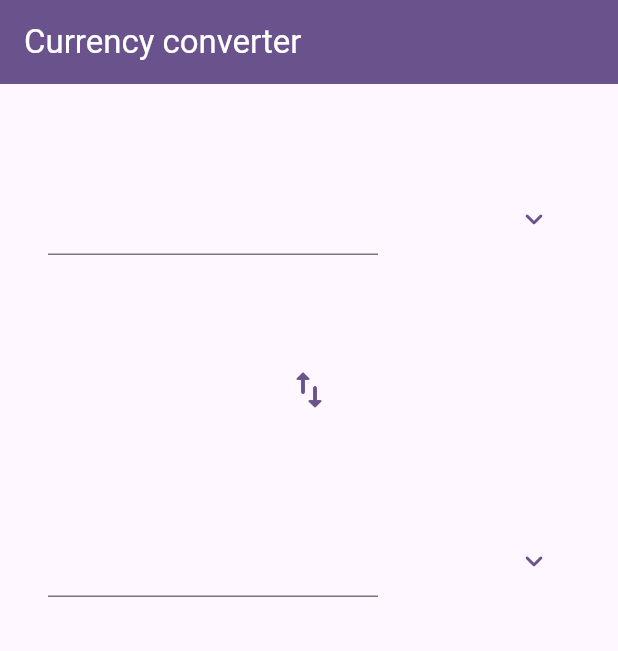
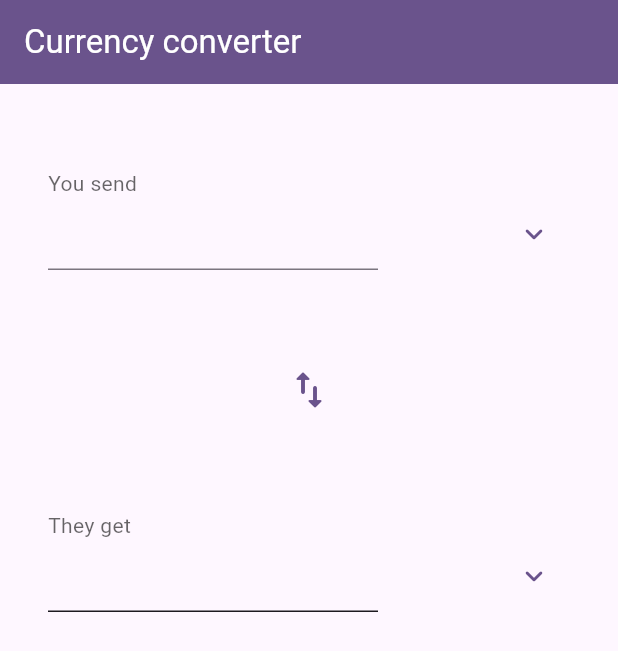
Before and after one commit to MaxSKuzin/sandbox_test_app, a Flutter app: the screen it shows after launch, on a phone screen of 412 x 824 dp. Shown: the top 651 px of the screen. Run offline on Flutter 3.47's test engine with Material 2 defaults, Android fonts, the phone set to English and light mode, and no system bars; our stand-ins replace dio, easy_debounce, envied, flutter_bloc, freezed_annotation, gap and 6 more; generated files the repository leaves out were written again.

Commit message:
feat(convert): Added currency convertion

```diff
--- /dev/null
+++ b/lib/domain/cubits/currency_convert_cubit/currency_convert_state.dart
@@ -0,0 +1,12 @@
+part of 'currency_convert_cubit.dart';
+
+@freezed
+class CurrencyConvertState with _$CurrencyConvertState {
+  const factory CurrencyConvertState.initial() = _Initial;
+
+  const factory CurrencyConvertState.loading() = _Loading;
+
+  const factory CurrencyConvertState.ready(CurrencyConvertResponse response) = _Ready;
+
+  const factory CurrencyConvertState.error() = _Error;
+}
--- /dev/null
+++ b/lib/domain/models/currency_convert_response/currency_convert_response.dart
@@ -0,0 +1,10 @@
+import 'package:freezed_annotation/freezed_annotation.dart';
+
+part 'currency_convert_response.freezed.dart';
+
+@freezed
+class CurrencyConvertResponse with _$CurrencyConvertResponse {
+  const factory CurrencyConvertResponse({
+    required double result,
+  }) = _CurrencyConvertResponse;
+}
--- a/lib/env.dart
+++ b/lib/env.dart
@@ -5,5 +5,5 @@ part 'env.g.dart';
 @Envied()
 abstract class Env {
   @EnviedField(varName: 'api_key')
-  static final String apiKey = _Env.apiKey;
+  static const String apiKey = _Env.apiKey;
 }
--- a/lib/presentation/main_screen/main_screen.dart
+++ b/lib/presentation/main_screen/main_screen.dart
@@ -1,6 +1,8 @@
+import 'package:easy_debounce/easy_debounce.dart';
 import 'package:flutter/material.dart';
 import 'package:flutter_bloc/flutter_bloc.dart';
 
+import '../../domain/cubits/currency_convert_cubit/currency_convert_cubit.dart';
 import 'widgets/currency_input.dart';
 import '../../domain/cubits/available_currencies_cubit/available_currencies_cubit.dart';
 import '../../domain/models/currency_symbol/currency_symbol.dart';
@@ -16,19 +18,44 @@ class MainScreen extends StatefulWidget {
 class _MainScreenState extends State<MainScreen> {
   final _currencyTo = ValueNotifier<CurrencySymbol?>(null);
   final _currencyFrom = ValueNotifier<CurrencySymbol?>(null);
+  final _amountFromController = TextEditingController();
+  final _amountToController = TextEditingController();
+  final _convertBloc = getIt.get<CurrencyConvertCubit>();
+  String? _oldAmout;
+
+  @override
+  void initState() {
+    _amountFromController.addListener(_amountFromListener);
+    _currencyFrom.addListener(_amountFromListener);
+    _currencyTo.addListener(_amountFromListener);
+
+    super.initState();
+  }
 
   @override
   void dispose() {
+    _convertBloc.close();
     _currencyTo.dispose();
     _currencyFrom.dispose();
+    _amountFromController.dispose();
+    _amountToController.dispose();
 
     super.dispose();
   }
 
   @override
   Widget build(BuildContext context) {
-    return BlocProvider(
+    return GestureDetector(
+      onTap: FocusScope.of(context).unfocus,
+      child: MultiBlocProvider(
+        providers: [
+          BlocProvider(
             create: (context) => getIt.get<AvailableCurrenciesCubit>(),
+          ),
+          BlocProvider.value(
+            value: _convertBloc,
+          ),
+        ],
         child: Scaffold(
           appBar: AppBar(
             backgroundColor: Theme.of(context).primaryColor,
@@ -42,15 +69,56 @@ class _MainScreenState extends State<MainScreen> {
               ),
             ),
           ),
-        body: Padding(
+          body: BlocListener<CurrencyConvertCubit, CurrencyConvertState>(
+            listener: (context, state) => state.when(
+              initial: () => null,
+              loading: () {
+                ScaffoldMessenger.of(context).hideCurrentSnackBar();
+                ScaffoldMessenger.of(context).showSnackBar(
+                  const SnackBar(
+                    content: Center(
+                      child: CircularProgressIndicator(),
+                    ),
+                  ),
+                );
+                return null;
+              },
+              ready: (response) {
+                ScaffoldMessenger.of(context).hideCurrentSnackBar();
+                _amountToController.text = response.result.toString();
+                return null;
+              },
+              error: () {
+                ScaffoldMessenger.of(context).hideCurrentSnackBar();
+                ScaffoldMessenger.of(context).showSnackBar(
+                  SnackBar(
+                    content: Center(
+                      child: Text(
+                        'An error occured, try again later',
+                        style: Theme.of(context).textTheme.titleMedium?.copyWith(
+                              color: Theme.of(context).colorScheme.error,
+                              fontWeight: FontWeight.w700,
+                            ),
+                      ),
+                    ),
+                  ),
+                );
+                return null;
+              },
+            ),
+            child: Padding(
               padding: const EdgeInsets.symmetric(horizontal: 32),
               child: Column(
                 children: [
                   Expanded(
-                child: CurrencyInput(notifier: _currencyFrom),
+                    child: CurrencyInput(
+                      label: 'You send',
+                      notifier: _currencyFrom,
+                      controller: _amountFromController,
+                    ),
                   ),
                   IconButton(
-                onPressed: () {},
+                    onPressed: _exchange,
                     icon: Icon(
                       Icons.swap_vert_rounded,
                       size: 32,
@@ -58,7 +126,12 @@ class _MainScreenState extends State<MainScreen> {
                     ),
                   ),
                   Expanded(
-                child: CurrencyInput(notifier: _currencyTo),
+                    child: CurrencyInput(
+                      label: 'They get',
+                      enabled: false,
+                      notifier: _currencyTo,
+                      controller: _amountToController,
+                    ),
                   ),
                   const Spacer(
                     flex: 2,
@@ -67,6 +140,37 @@ class _MainScreenState extends State<MainScreen> {
               ),
             ),
           ),
+        ),
+      ),
     );
   }
+
+  void _amountFromListener() {
+    final amount = double.tryParse(_amountFromController.text);
+    if (_currencyFrom.value == null || _currencyTo.value == null || amount == null) {
+      return;
     }
+    if (_oldAmout == _amountFromController.text) {
+      return;
+    }
+    _oldAmout = _amountFromController.text;
+    EasyDebounce.debounce(
+      'convert-debouncer',
+      const Duration(milliseconds: 300),
+      () => _convertBloc.convertCurrency(
+        from: _currencyFrom.value!.code,
+        to: _currencyTo.value!.code,
+        amount: amount,
+      ),
+    );
+  }
+
+  void _exchange() {
+    FocusScope.of(context).unfocus();
+    _amountFromController.text = _amountToController.text;
+    _amountToController.text = '';
+    final temp = _currencyFrom.value;
+    _currencyFrom.value = _currencyTo.value;
+    _currencyTo.value = temp;
+  }
+}
--- a/lib/presentation/main_screen/widgets/currency_input.dart
+++ b/lib/presentation/main_screen/widgets/currency_input.dart
@@ -7,19 +7,53 @@ import '../../../domain/models/currency_symbol/currency_symbol.dart';
 import 'available_currencies_dialog.dart';
 
 class CurrencyInput extends StatelessWidget {
+  final bool enabled;
   final ValueNotifier<CurrencySymbol?> notifier;
+  final TextEditingController controller;
+  final String label;
 
   const CurrencyInput({
     super.key,
+    required this.label,
+    required this.controller,
     required this.notifier,
+    this.enabled = true,
   });
 
   @override
   Widget build(BuildContext context) {
-    return Row(
+    return Center(
+      child: Column(
+        crossAxisAlignment: CrossAxisAlignment.start,
+        mainAxisSize: MainAxisSize.min,
+        children: [
+          Text(
+            label,
+            style: Theme.of(context).textTheme.bodyMedium?.copyWith(
+                  color: Theme.of(context).hintColor,
+                  fontSize: 14,
+                  fontWeight: FontWeight.w400,
+                ),
+          ),
+          Row(
             children: [
               Expanded(
-          child: TextFormField(),
+                child: TextFormField(
+                  controller: controller,
+                  enabled: enabled,
+                  keyboardType: const TextInputType.numberWithOptions(
+                    signed: false,
+                    decimal: true,
+                  ),
+                  decoration: InputDecoration(
+                    disabledBorder: UnderlineInputBorder(
+                      borderSide: BorderSide(
+                        color: Theme.of(context).textTheme.bodyMedium!.color!,
+                      ),
+                    ),
+                  ),
+                  style: Theme.of(context).textTheme.titleLarge,
+                ),
               ),
               const Gap(16),
               ValueListenableBuilder<CurrencySymbol?>(
@@ -44,6 +78,9 @@ class CurrencyInput extends StatelessWidget {
                 ),
               ),
             ],
+          ),
+        ],
+      ),
     );
   }
 
--- a/pubspec.yaml
+++ b/pubspec.yaml
@@ -10,8 +10,10 @@ environment:
 
 dependencies:
   analyzer: ^6.2.0
+  collection: ^1.17.1
   cupertino_icons: ^1.0.2
   dio: ^5.3.2
+  easy_debounce: ^2.0.3
   envied: ^0.3.0+3
   flutter:
     sdk: flutter
```
Also changed, not shown: lib/data/repository/currencies_repository_impl.dart (+14 -0 lines), lib/data/service/currencies_service.dart (+30 -7 lines), lib/data/service/dto/currency_convert_request/currency_convert_request.dart (added, +18 -0 lines), lib/data/service/dto/currency_convert_response_dto/currency_convert_response_dto.dart (added, +25 -0 lines), lib/data/service/dto/currency_symbol_dto/currency_symbol_dto.dart (added, +23 -0 lines), lib/domain/cubits/available_currencies_cubit/available_currencies_cubit.dart (+11 -2 lines), lib/domain/cubits/currency_convert_cubit/currency_convert_cubit.dart (added, +38 -0 lines), lib/domain/repositotry/currencies_repository.dart (+7 -0 lines), pubspec.lock. Lines whose indentation alone changed are shown as unchanged.
